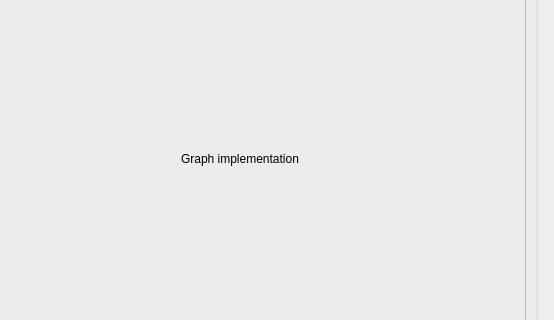
Origamiat/Scatterometer, file frontend/ui/pages/calibration_page.ui: the form before one commit; both pictures show x 366 to 920 and y 190 to 510 of the 920 by 700 pixel window.
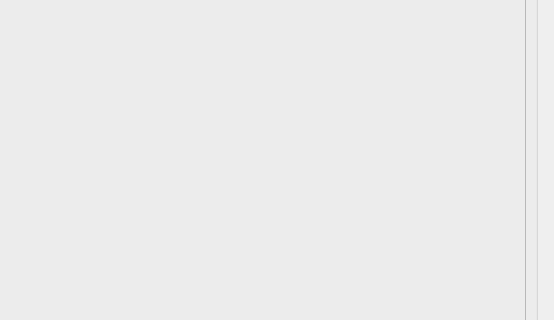
The form after the commit.

```diff
--- a/frontend/ui/pages/calibration_page.ui
+++ b/frontend/ui/pages/calibration_page.ui
@@ -193,18 +193,7 @@
         <property name="frameShape">
          <enum>QFrame::Shape::StyledPanel</enum>
         </property>
-        <layout class="QVBoxLayout" name="layout_cal_scope">
-         <item>
-          <widget class="QLabel" name="lbl_cal_scope_placeholder">
-           <property name="text">
-            <string>Graph implementation</string>
-           </property>
-           <property name="alignment">
-            <set>Qt::AlignmentFlag::AlignCenter</set>
-           </property>
-          </widget>
-         </item>
-        </layout>
+        <layout class="QVBoxLayout" name="layout_cal_scope"/>
        </widget>
       </item>
       <item>
```
Left out of the diff: 2 changed lines with no effect on the pictures.
